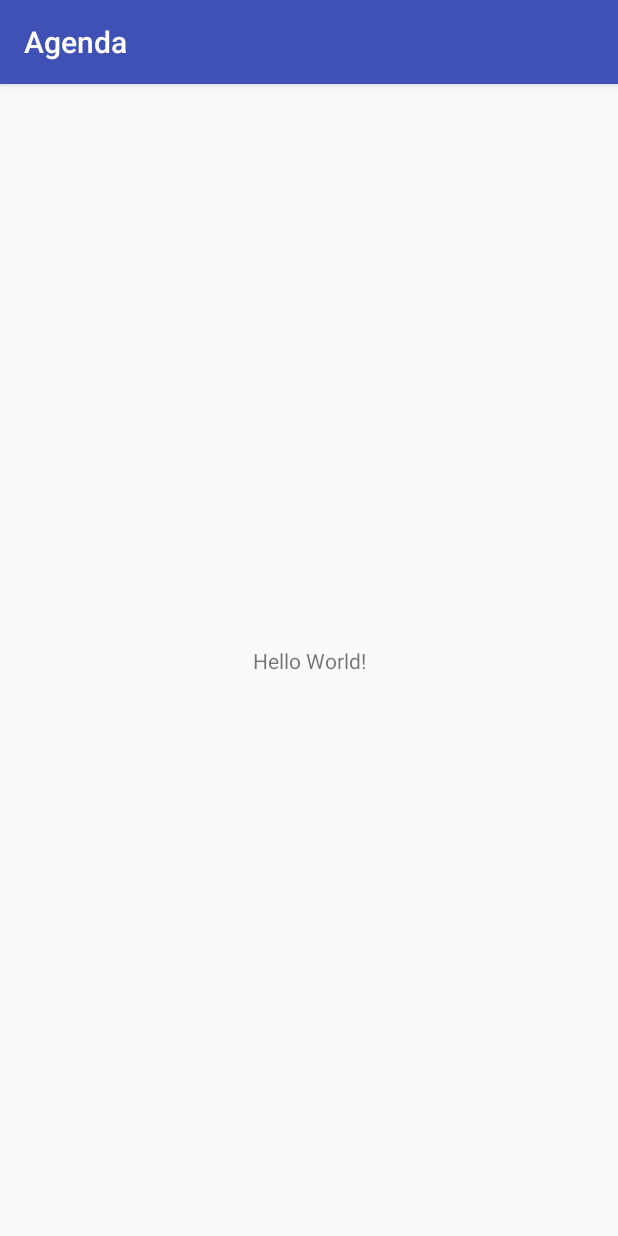
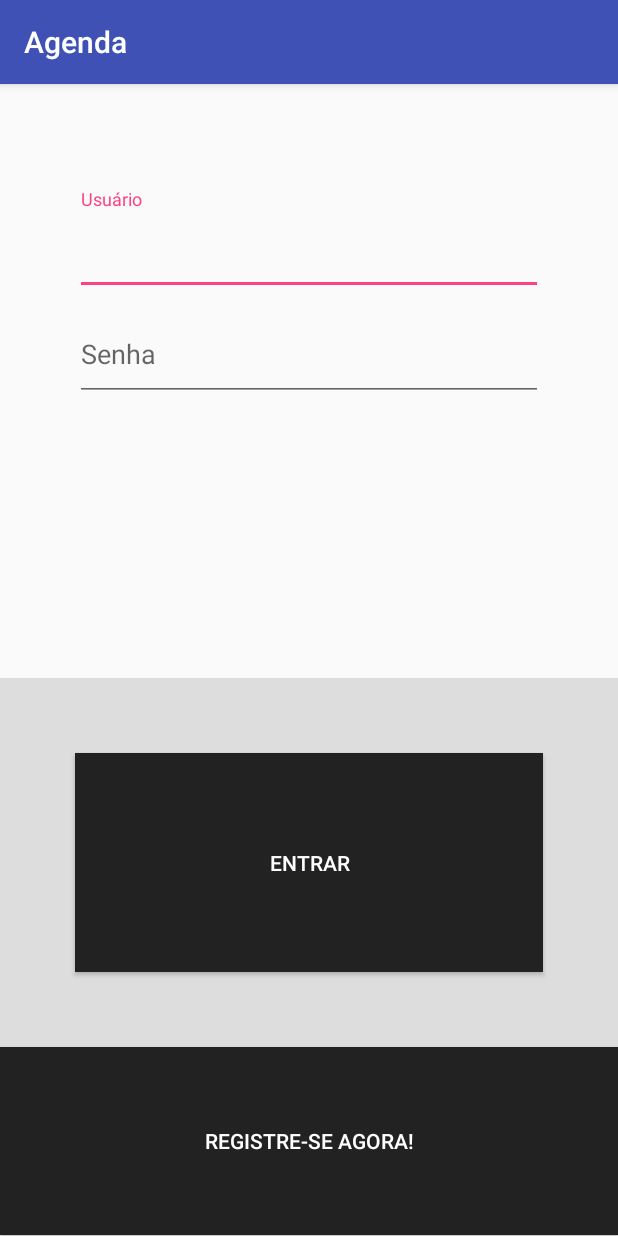
Before and after one commit to joaopedrosgs/Agenda-T12, an Android app: the screen it shows after launch (Login), on a phone screen of 412 x 824 dp. Run offline under Robolectric (Android 15) with nearby library versions, the phone set to English and light mode, and no system bars; our stand-ins replace ButterKnife.

Commit message:
Layout do login

```diff
--- a/app/build.gradle
+++ b/app/build.gradle
@@ -26,6 +26,7 @@ dependencies {
     })
     compile 'com.android.support:appcompat-v7:26.+'
     compile 'com.android.support.constraint:constraint-layout:1.0.2'
+    compile 'com.android.support:design:26.+'
     testCompile 'junit:junit:4.12'
     compile 'com.jakewharton:butterknife:8.8.1'
     annotationProcessor 'com.jakewharton:butterknife-compiler:8.8.1'
--- a/app/src/main/res/layout/activity_login.xml
+++ b/app/src/main/res/layout/activity_login.xml
@@ -1,18 +1,63 @@
 <?xml version="1.0" encoding="utf-8"?>
-<android.support.constraint.ConstraintLayout xmlns:android="http://schemas.android.com/apk/res/android"
+<LinearLayout xmlns:android="http://schemas.android.com/apk/res/android"
     xmlns:app="http://schemas.android.com/apk/res-auto"
     xmlns:tools="http://schemas.android.com/tools"
     android:layout_width="match_parent"
     android:layout_height="match_parent"
-    tools:context="com.example.pedro.agenda.Login">
+    android:orientation="vertical"
+    tools:context="com.example.pedro.agenda.Login"
+    >
 
-    <TextView
-        android:layout_width="wrap_content"
-        android:layout_height="wrap_content"
-        android:text="Hello World!"
-        app:layout_constraintBottom_toBottomOf="parent"
-        app:layout_constraintLeft_toLeftOf="parent"
-        app:layout_constraintRight_toRightOf="parent"
-        app:layout_constraintTop_toTopOf="parent" />
 
-</android.support.constraint.ConstraintLayout>
+    <LinearLayout
+        android:layout_width="match_parent"
+        android:layout_height="0dp"
+        android:layout_weight="1.61"
+        android:orientation="vertical"
+        android:padding="50dp">
+        <android.support.design.widget.TextInputLayout
+            android:layout_width="match_parent"
+            android:layout_height="wrap_content"
+            android:layout_marginTop="20dp">
+
+            <android.support.design.widget.TextInputEditText
+                android:layout_width="match_parent"
+                android:layout_height="60dp"
+                android:hint="@string/usuario_form"/>
+
+        </android.support.design.widget.TextInputLayout>
+
+        <android.support.design.widget.TextInputLayout
+            android:layout_width="match_parent"
+            android:layout_height="wrap_content">
+
+            <android.support.design.widget.TextInputEditText
+                android:layout_width="match_parent"
+                android:layout_height="60dp"
+                android:hint="@string/senha_form"/>
+
+        </android.support.design.widget.TextInputLayout>
+
+    </LinearLayout>
+
+    <LinearLayout
+        android:layout_width="match_parent"
+        android:layout_height="0dp"
+        android:layout_weight="1"
+        android:background="#ddd">
+
+        <Button
+            android:text="ENTRAR"
+            style="@style/botao_entrar" />
+    </LinearLayout>
+
+    <Button
+        android:layout_width="match_parent"
+        android:layout_height="0dp"
+        android:layout_weight="0.51"
+        android:background="#222"
+        android:text="Registre-se agora!"
+        android:textColor="#FFF" />
+
+
+</LinearLayout>
--- a/app/src/main/res/values/strings.xml
+++ b/app/src/main/res/values/strings.xml
@@ -1,3 +1,5 @@
 <resources>
     <string name="app_name">Agenda</string>
+    <string name="usuario_form">Usuário</string>
+    <string name="senha_form">Senha</string>
 </resources>
--- a/app/src/main/res/values/styles.xml
+++ b/app/src/main/res/values/styles.xml
@@ -8,4 +8,12 @@
         <item name="colorAccent">@color/colorAccent</item>
     </style>
 
+    <style name="botao_entrar">
+        <item name="android:layout_width">match_parent</item>
+        <item name="android:layout_height">match_parent</item>
+        <item name="android:layout_margin">50dp</item>
+        <item name="android:background">#222</item>
+        <item name="android:textColor">#fff</item>
+    </style>
+
 </resources>
--- a/gradle.properties
+++ b/gradle.properties
@@ -9,7 +9,7 @@
 
 # Specifies the JVM arguments used for the daemon process.
 # The setting is particularly useful for tweaking memory settings.
-org.gradle.jvmargs=-Xmx1536m
+org.gradle.jvmargs=-Xmx256m -XX:MaxPermSize=256m -XX:+HeapDumpOnOutOfMemoryError -Dfile.encoding=UTF-8
 
 # When configured, Gradle will run in incubating parallel mode.
 # This option should only be used with decoupled projects. More details, visit
```
